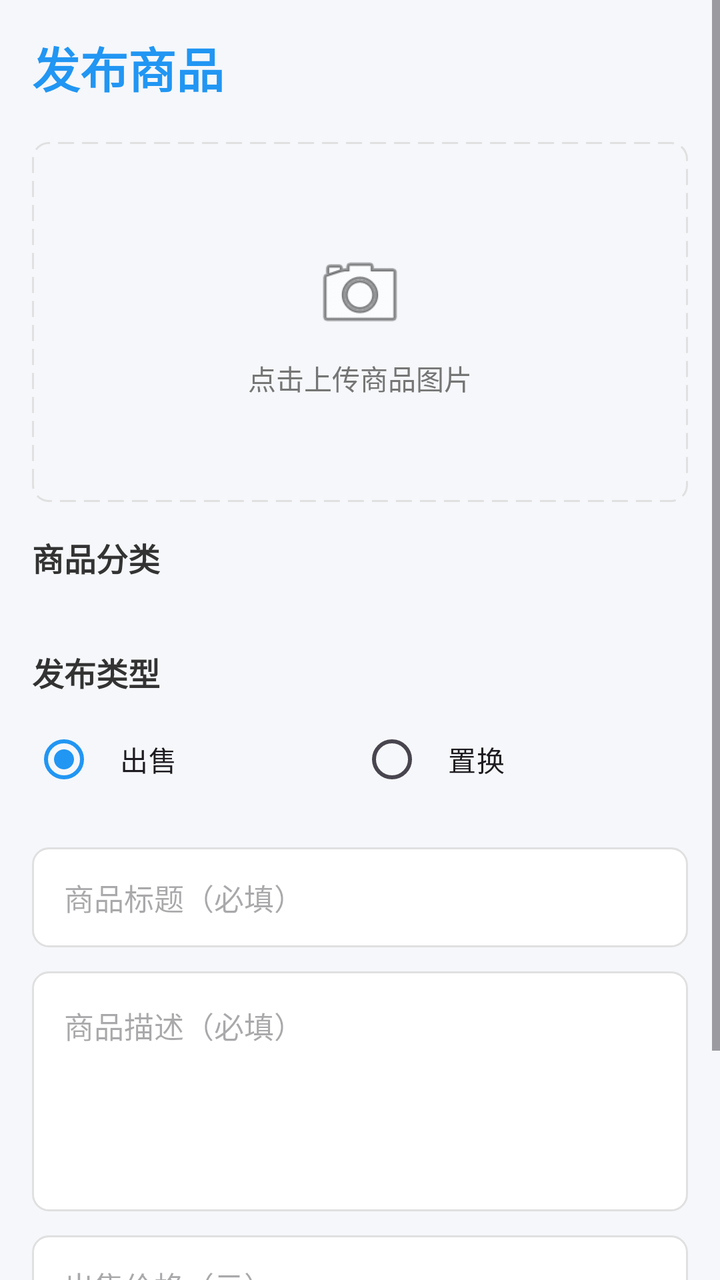
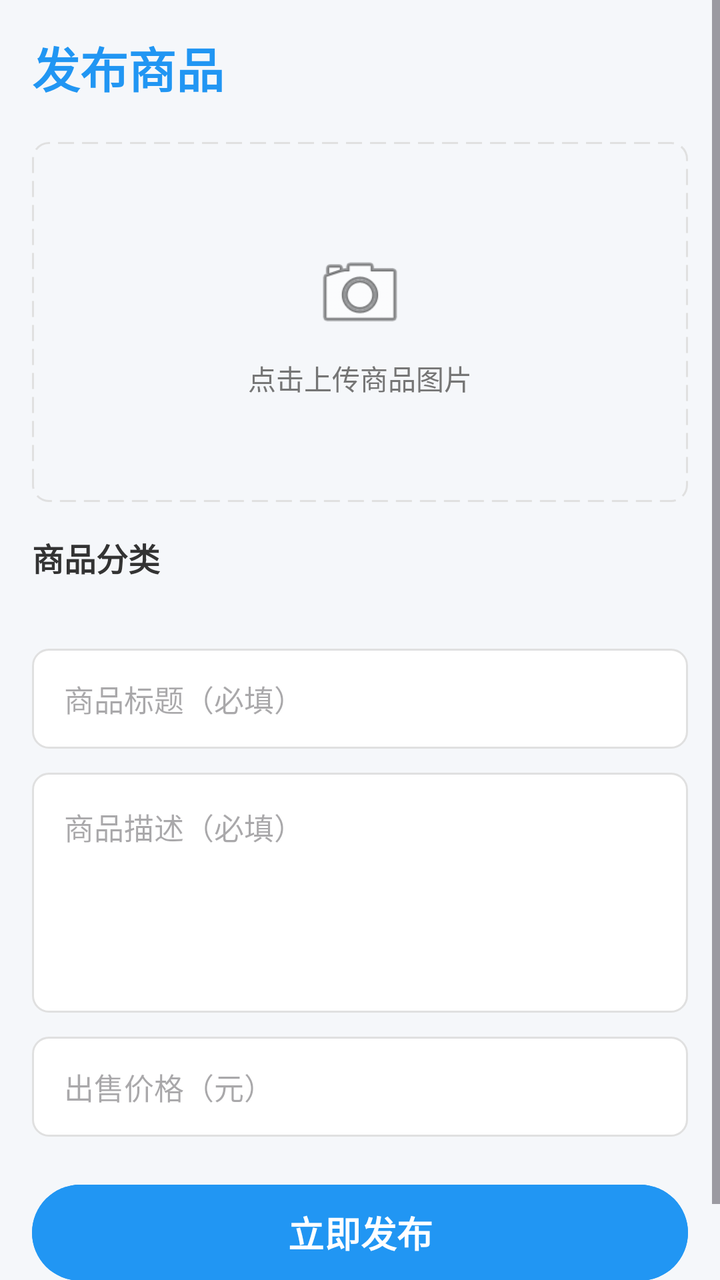

Screens rendered from an Android XML layout before and after an edit, with the pre-edit source and the edit as a unified diff.
<!-- AndroidManifest.xml: application theme Theme.SchoolTrade -->
<!-- res/layout/activity_publish.xml -->
<?xml version="1.0" encoding="utf-8"?>
<ScrollView
    xmlns:android="http://schemas.android.com/apk/res/android"
    android:layout_width="match_parent"
    android:layout_height="match_parent"
    android:background="@color/bg_gray"
    android:fillViewport="true">

    <LinearLayout
        android:layout_width="match_parent"
        android:layout_height="wrap_content"
        android:orientation="vertical"
        android:padding="16dp">

        <TextView
            android:layout_width="wrap_content"
            android:layout_height="wrap_content"
            android:text="发布商品"
            android:textSize="24sp"
            android:textStyle="bold"
            android:textColor="@color/primary_blue"
            android:layout_marginBottom="20dp" />

        
        <FrameLayout
            android:id="@+id/fl_image_container"
            android:layout_width="match_parent"
            android:layout_height="180dp"
            android:background="@drawable/bg_image_placeholder"
            android:clickable="true"
            android:focusable="true"
            android:layout_marginBottom="16dp">

            <ImageView
                android:id="@+id/iv_product_image"
                android:layout_width="match_parent"
                android:layout_height="match_parent"
                android:scaleType="centerCrop"
                android:visibility="gone" />

            <LinearLayout
                android:id="@+id/ll_upload_hint"
                android:layout_width="wrap_content"
                android:layout_height="wrap_content"
                android:layout_gravity="center"
                android:orientation="vertical"
                android:gravity="center">

                <ImageView
                    android:layout_width="48dp"
                    android:layout_height="48dp"
                    android:src="@android:drawable/ic_menu_camera" />

                <TextView
                    android:layout_width="wrap_content"
                    android:layout_height="wrap_content"
                    android:text="点击上传商品图片"
                    android:textSize="14sp"
                    android:textColor="@color/text_secondary"
                    android:layout_marginTop="8dp" />
            </LinearLayout>
        </FrameLayout>

        
        <TextView
            android:layout_width="wrap_content"
            android:layout_height="wrap_content"
            android:text="商品分类"
            android:textSize="16sp"
            android:textStyle="bold"
            android:textColor="@color/text_primary"
            android:layout_marginBottom="8dp" />

        <LinearLayout
            android:id="@+id/ll_category_row1"
            android:layout_width="match_parent"
            android:layout_height="wrap_content"
            android:orientation="horizontal"
            android:layout_marginBottom="6dp" />

        <LinearLayout
            android:id="@+id/ll_category_row2"
            android:layout_width="match_parent"
            android:layout_height="wrap_content"
            android:orientation="horizontal"
            android:layout_marginBottom="20dp" />

        
        <TextView
            android:layout_width="wrap_content"
            android:layout_height="wrap_content"
            android:text="发布类型"
            android:textSize="16sp"
            android:textStyle="bold"
            android:textColor="@color/text_primary"
            android:layout_marginBottom="8dp" />

        <RadioGroup
            android:id="@+id/rg_type"
            android:layout_width="match_parent"
            android:layout_height="wrap_content"
            android:orientation="horizontal"
            android:layout_marginBottom="20dp">

            <RadioButton
                android:id="@+id/rb_sell"
                android:layout_width="0dp"
                android:layout_height="wrap_content"
                android:layout_weight="1"
                android:text="出售"
                android:checked="true"
                android:buttonTint="@color/primary_blue"
                android:padding="12dp" />

            <RadioButton
                android:id="@+id/rb_exchange"
                android:layout_width="0dp"
                android:layout_height="wrap_content"
                android:layout_weight="1"
                android:text="置换"
                android:buttonTint="@color/primary_blue"
                android:padding="12dp" />
        </RadioGroup>

        
        <EditText
            android:id="@+id/et_title"
            android:layout_width="match_parent"
            android:layout_height="50dp"
            android:hint="商品标题（必填）"
            android:paddingHorizontal="16dp"
            android:background="@drawable/bg_edit_text"
            android:textSize="15sp"
            android:singleLine="true"
            android:layout_marginBottom="12dp" />

        
        <EditText
            android:id="@+id/et_content"
            android:layout_width="match_parent"
            android:layout_height="120dp"
            android:hint="商品描述（必填）"
            android:gravity="top"
            android:padding="16dp"
            android:background="@drawable/bg_edit_text"
            android:textSize="15sp"
            android:inputType="textMultiLine"
            android:layout_marginBottom="12dp" />

        
        <EditText
            android:id="@+id/et_price"
            android:layout_width="match_parent"
            android:layout_height="50dp"
            android:hint="出售价格（元）"
            android:inputType="numberDecimal"
            android:paddingHorizontal="16dp"
            android:background="@drawable/bg_edit_text"
            android:textSize="15sp"
            android:layout_marginBottom="12dp" />

        
        <EditText
            android:id="@+id/et_want"
            android:layout_width="match_parent"
            android:layout_height="50dp"
            android:hint="想置换的物品"
            android:paddingHorizontal="16dp"
            android:background="@drawable/bg_edit_text"
            android:textSize="15sp"
            android:visibility="gone"
            android:layout_marginBottom="12dp" />

        
        <Button
            android:id="@+id/btn_publish"
            android:layout_width="match_parent"
            android:layout_height="56dp"
            android:text="立即发布"
            android:textSize="18sp"
            android:textStyle="bold"
            android:backgroundTint="@color/primary_blue"
            android:textColor="@color/white"
            android:elevation="6dp"
            android:layout_marginTop="8dp"
            android:layout_marginBottom="20dp" />

    </LinearLayout>
</ScrollView>
<!-- resources referenced by this layout -->
<resources>
  <color name="bg_gray">#F5F7FA</color>
  <color name="primary_blue">#2196F3</color>
  <color name="text_primary">#333333</color>
  <color name="text_secondary">#757575</color>
  <color name="white">#FFFFFFFF</color>
  <!-- drawable bg_edit_text (drawable) -->
  <?xml version="1.0" encoding="utf-8"?>
  <shape xmlns:android="http://schemas.android.com/apk/res/android"
      android:shape="rectangle">
      <solid android:color="@color/white" />
      <corners android:radius="8dp" />
      <stroke
          android:width="1dp"
          android:color="#E0E0E0" />
  </shape>
  <!-- drawable bg_image_placeholder (drawable) -->
  <?xml version="1.0" encoding="utf-8"?>
  <shape xmlns:android="http://schemas.android.com/apk/res/android"
      android:shape="rectangle">
      <solid android:color="#F5F7FA" />
      <corners android:radius="8dp" />
      <stroke
          android:width="1dp"
          android:color="#E0E0E0"
          android:dashWidth="8dp"
          android:dashGap="4dp" />
  </shape>
  <style name="Theme.SchoolTrade" parent="Base.Theme.SchoolTrade" />
  <style name="Base.Theme.SchoolTrade" parent="Theme.Material3.Light.NoActionBar">
          <item name="colorPrimary">@color/primary_blue</item>
          <item name="colorPrimaryVariant">@color/primary_dark_blue</item>
          <item name="colorOnPrimary">@color/white</item>
          <item name="colorSecondary">@color/accent_blue</item>
          <item name="colorSecondaryVariant">@color/teal_700</item>
          <item name="colorOnSecondary">@color/black</item>
          <item name="android:statusBarColor">@color/primary_dark_blue</item>
          <item name="android:windowLightStatusBar">false</item>
          <item name="android:windowBackground">@color/bg_gray</item>
      </style>
  <color name="primary_dark_blue">#1976D2</color>
  <color name="accent_blue">#64B5F6</color>
  <color name="teal_700">#FF018786</color>
  <color name="black">#FF000000</color>
</resources>

<!-- the commit's change to res/layout/activity_publish.xml (unified diff, before → after) -->
@@ -1,13 +1,12 @@
 <?xml version="1.0" encoding="utf-8"?>
-<ScrollView
-    xmlns:android="http://schemas.android.com/apk/res/android"
+<ScrollView android:fitsSystemWindows="true" xmlns:android="http://schemas.android.com/apk/res/android"
     android:layout_width="match_parent"
     android:layout_height="match_parent"
     android:background="@color/bg_gray"
     android:fillViewport="true">
 
     <LinearLayout
-        android:layout_width="match_parent"
+    android:layout_width="match_parent"
         android:layout_height="wrap_content"
         android:orientation="vertical"
         android:padding="16dp">
@@ -24,7 +23,7 @@
         
         <FrameLayout
             android:id="@+id/fl_image_container"
-            android:layout_width="match_parent"
+    android:layout_width="match_parent"
             android:layout_height="180dp"
             android:background="@drawable/bg_image_placeholder"
             android:clickable="true"
@@ -33,7 +32,7 @@
 
             <ImageView
                 android:id="@+id/iv_product_image"
-                android:layout_width="match_parent"
+    android:layout_width="match_parent"
                 android:layout_height="match_parent"
                 android:scaleType="centerCrop"
                 android:visibility="gone" />
@@ -73,59 +72,22 @@
 
         <LinearLayout
             android:id="@+id/ll_category_row1"
-            android:layout_width="match_parent"
+    android:layout_width="match_parent"
             android:layout_height="wrap_content"
             android:orientation="horizontal"
             android:layout_marginBottom="6dp" />
 
         <LinearLayout
             android:id="@+id/ll_category_row2"
-            android:layout_width="match_parent"
+    android:layout_width="match_parent"
             android:layout_height="wrap_content"
             android:orientation="horizontal"
             android:layout_marginBottom="20dp" />
 
         
-        <TextView
-            android:layout_width="wrap_content"
-            android:layout_height="wrap_content"
-            android:text="发布类型"
-            android:textSize="16sp"
-            android:textStyle="bold"
-            android:textColor="@color/text_primary"
-            android:layout_marginBottom="8dp" />
-
-        <RadioGroup
-            android:id="@+id/rg_type"
-            android:layout_width="match_parent"
-            android:layout_height="wrap_content"
-            android:orientation="horizontal"
-            android:layout_marginBottom="20dp">
-
-            <RadioButton
-                android:id="@+id/rb_sell"
-                android:layout_width="0dp"
-                android:layout_height="wrap_content"
-                android:layout_weight="1"
-                android:text="出售"
-                android:checked="true"
-                android:buttonTint="@color/primary_blue"
-                android:padding="12dp" />
-
-            <RadioButton
-                android:id="@+id/rb_exchange"
-                android:layout_width="0dp"
-                android:layout_height="wrap_content"
-                android:layout_weight="1"
-                android:text="置换"
-                android:buttonTint="@color/primary_blue"
-                android:padding="12dp" />
-        </RadioGroup>
-
-        
         <EditText
             android:id="@+id/et_title"
-            android:layout_width="match_parent"
+    android:layout_width="match_parent"
             android:layout_height="50dp"
             android:hint="商品标题（必填）"
             android:paddingHorizontal="16dp"
@@ -137,7 +99,7 @@
         
         <EditText
             android:id="@+id/et_content"
-            android:layout_width="match_parent"
+    android:layout_width="match_parent"
             android:layout_height="120dp"
             android:hint="商品描述（必填）"
             android:gravity="top"
@@ -150,7 +112,7 @@
         
         <EditText
             android:id="@+id/et_price"
-            android:layout_width="match_parent"
+    android:layout_width="match_parent"
             android:layout_height="50dp"
             android:hint="出售价格（元）"
             android:inputType="numberDecimal"
@@ -160,21 +122,9 @@
             android:layout_marginBottom="12dp" />
 
         
-        <EditText
-            android:id="@+id/et_want"
-            android:layout_width="match_parent"
-            android:layout_height="50dp"
-            android:hint="想置换的物品"
-            android:paddingHorizontal="16dp"
-            android:background="@drawable/bg_edit_text"
-            android:textSize="15sp"
-            android:visibility="gone"
-            android:layout_marginBottom="12dp" />
-
-        
         <Button
             android:id="@+id/btn_publish"
-            android:layout_width="match_parent"
+    android:layout_width="match_parent"
             android:layout_height="56dp"
             android:text="立即发布"
             android:textSize="18sp"
